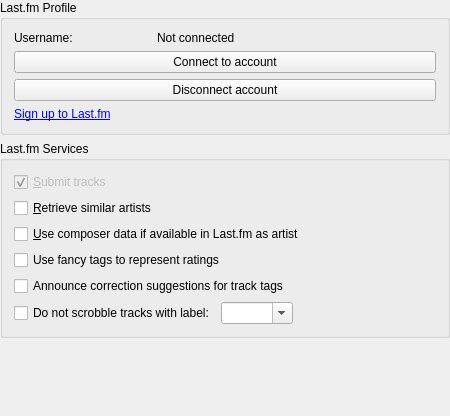
KDE/amarok, file src/services/lastfm/LastFmConfigWidget.ui: the form before one commit.
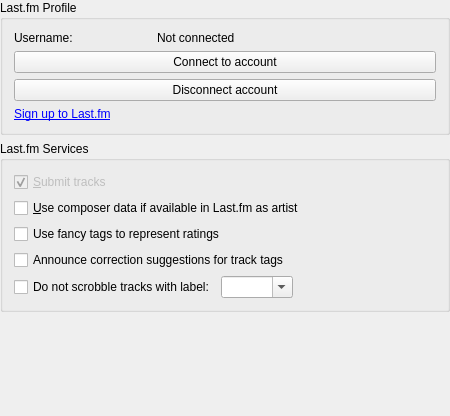
The form after the commit.

Commit message: Remove unused setting from last.fm plugin config dialog

Patch:
```diff
--- a/src/services/lastfm/LastFmConfigWidget.ui
+++ b/src/services/lastfm/LastFmConfigWidget.ui
@@ -120,16 +120,6 @@
         </property>
        </widget>
       </item>
-      <item>
-       <widget class="QCheckBox" name="kcfg_RetrieveSimilarArtists">
-        <property name="text">
-         <string>&amp;Retrieve similar artists</string>
-        </property>
-        <property name="checked">
-         <bool>false</bool>
-        </property>
-       </widget>
-      </item>
       <item>
        <widget class="QCheckBox" name="kcfg_ScrobbleComposer">
         <property name="text">
```
The commit also changes 3 other files.
